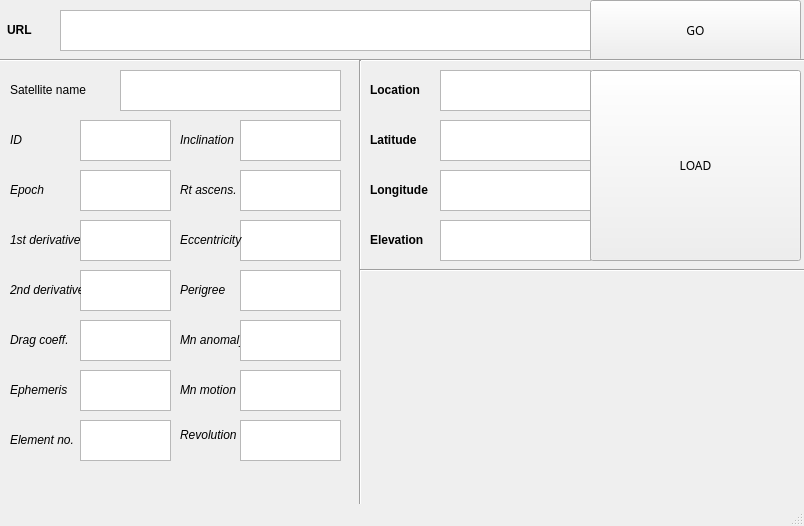
KingsleyOteng/orbitaldynamics-gui, file mainwindow.ui: the form before one commit.
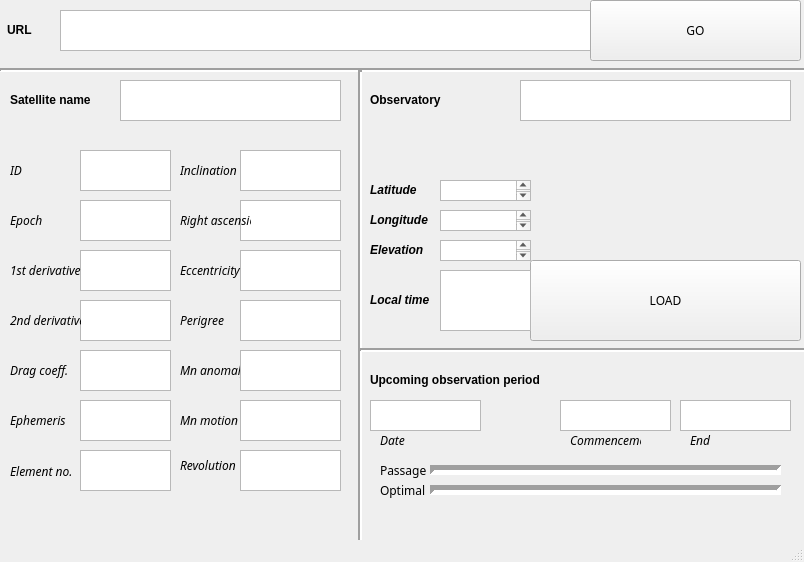
The form after the commit.

```diff
--- a/mainwindow.ui
+++ b/mainwindow.ui
@@ -7,7 +7,7 @@
     <x>0</x>
     <y>0</y>
     <width>804</width>
-    <height>526</height>
+    <height>562</height>
    </rect>
   </property>
   <property name="windowTitle">
@@ -73,14 +73,16 @@
     <property name="geometry">
      <rect>
       <x>10</x>
-      <y>80</y>
+      <y>90</y>
       <width>91</width>
       <height>20</height>
      </rect>
     </property>
     <property name="font">
      <font>
+      <weight>75</weight>
       <italic>false</italic>
+      <bold>true</bold>
      </font>
     </property>
     <property name="text">
@@ -91,7 +93,7 @@
     <property name="geometry">
      <rect>
       <x>240</x>
-      <y>270</y>
+      <y>300</y>
       <width>101</width>
       <height>41</height>
      </rect>
@@ -101,13 +103,14 @@
     <property name="geometry">
      <rect>
       <x>10</x>
-      <y>130</y>
+      <y>160</y>
       <width>71</width>
       <height>20</height>
      </rect>
     </property>
     <property name="font">
      <font>
+      <family>Songti TC</family>
       <pointsize>9</pointsize>
       <italic>true</italic>
      </font>
@@ -120,7 +123,7 @@
     <property name="geometry">
      <rect>
       <x>80</x>
-      <y>120</y>
+      <y>150</y>
       <width>91</width>
       <height>41</height>
      </rect>
@@ -130,7 +133,7 @@
     <property name="geometry">
      <rect>
       <x>80</x>
-      <y>170</y>
+      <y>200</y>
       <width>91</width>
       <height>41</height>
      </rect>
@@ -140,13 +143,14 @@
     <property name="geometry">
      <rect>
       <x>10</x>
-      <y>180</y>
+      <y>210</y>
       <width>71</width>
       <height>20</height>
      </rect>
     </property>
     <property name="font">
      <font>
+      <family>Songti TC</family>
       <pointsize>9</pointsize>
       <italic>true</italic>
      </font>
@@ -159,7 +163,7 @@
     <property name="geometry">
      <rect>
       <x>80</x>
-      <y>220</y>
+      <y>250</y>
       <width>91</width>
       <height>41</height>
      </rect>
@@ -169,13 +173,14 @@
     <property name="geometry">
      <rect>
       <x>10</x>
-      <y>230</y>
+      <y>260</y>
       <width>71</width>
       <height>20</height>
      </rect>
     </property>
     <property name="font">
      <font>
+      <family>Songti TC</family>
       <pointsize>9</pointsize>
       <italic>true</italic>
      </font>
@@ -188,7 +193,7 @@
     <property name="geometry">
      <rect>
       <x>80</x>
-      <y>270</y>
+      <y>300</y>
       <width>91</width>
       <height>41</height>
      </rect>
@@ -198,13 +203,14 @@
     <property name="geometry">
      <rect>
       <x>10</x>
-      <y>280</y>
+      <y>310</y>
       <width>71</width>
       <height>20</height>
      </rect>
     </property>
     <property name="font">
      <font>
+      <family>Songti SC</family>
       <pointsize>9</pointsize>
       <italic>true</italic>
      </font>
@@ -217,7 +223,7 @@
     <property name="geometry">
      <rect>
       <x>80</x>
-      <y>320</y>
+      <y>350</y>
       <width>91</width>
       <height>41</height>
      </rect>
@@ -227,13 +233,14 @@
     <property name="geometry">
      <rect>
       <x>10</x>
-      <y>330</y>
+      <y>360</y>
       <width>71</width>
       <height>20</height>
      </rect>
     </property>
     <property name="font">
      <font>
+      <family>Songti TC</family>
       <pointsize>9</pointsize>
       <italic>true</italic>
      </font>
@@ -246,7 +253,7 @@
     <property name="geometry">
      <rect>
       <x>80</x>
-      <y>370</y>
+      <y>400</y>
       <width>91</width>
       <height>41</height>
      </rect>
@@ -256,13 +263,14 @@
     <property name="geometry">
      <rect>
       <x>10</x>
-      <y>380</y>
+      <y>410</y>
       <width>71</width>
       <height>20</height>
      </rect>
     </property>
     <property name="font">
      <font>
+      <family>Songti TC</family>
       <pointsize>9</pointsize>
       <italic>true</italic>
      </font>
@@ -275,7 +283,7 @@
     <property name="geometry">
      <rect>
       <x>80</x>
-      <y>420</y>
+      <y>450</y>
       <width>91</width>
       <height>41</height>
      </rect>
@@ -285,13 +293,14 @@
     <property name="geometry">
      <rect>
       <x>10</x>
-      <y>430</y>
+      <y>461</y>
       <width>71</width>
       <height>20</height>
      </rect>
     </property>
     <property name="font">
      <font>
+      <family>Songti TC</family>
       <pointsize>9</pointsize>
       <italic>true</italic>
      </font>
@@ -304,11 +313,14 @@
     <property name="geometry">
      <rect>
       <x>0</x>
-      <y>50</y>
+      <y>60</y>
       <width>831</width>
       <height>20</height>
      </rect>
     </property>
+    <property name="lineWidth">
+     <number>2</number>
+    </property>
     <property name="orientation">
      <enum>Qt::Horizontal</enum>
     </property>
@@ -317,7 +329,7 @@
     <property name="geometry">
      <rect>
       <x>120</x>
-      <y>70</y>
+      <y>80</y>
       <width>221</width>
       <height>41</height>
      </rect>
@@ -327,7 +339,7 @@
     <property name="geometry">
      <rect>
       <x>240</x>
-      <y>120</y>
+      <y>150</y>
       <width>101</width>
       <height>41</height>
      </rect>
@@ -337,13 +349,14 @@
     <property name="geometry">
      <rect>
       <x>180</x>
-      <y>130</y>
+      <y>160</y>
       <width>71</width>
       <height>20</height>
      </rect>
     </property>
     <property name="font">
      <font>
+      <family>Songti TC</family>
       <pointsize>9</pointsize>
       <italic>true</italic>
      </font>
@@ -356,7 +369,7 @@
     <property name="geometry">
      <rect>
       <x>240</x>
-      <y>170</y>
+      <y>200</y>
       <width>101</width>
       <height>41</height>
      </rect>
@@ -366,26 +379,27 @@
     <property name="geometry">
      <rect>
       <x>180</x>
-      <y>180</y>
+      <y>210</y>
       <width>71</width>
       <height>20</height>
      </rect>
     </property>
     <property name="font">
      <font>
+      <family>Songti TC</family>
       <pointsize>9</pointsize>
       <italic>true</italic>
      </font>
     </property>
     <property name="text">
-     <string>Rt ascens.</string>
+     <string>Right ascension</string>
     </property>
    </widget>
    <widget class="QTextEdit" name="eccentricity_box">
     <property name="geometry">
      <rect>
       <x>240</x>
-      <y>220</y>
+      <y>250</y>
       <width>101</width>
       <height>41</height>
      </rect>
@@ -395,13 +409,14 @@
     <property name="geometry">
      <rect>
       <x>180</x>
-      <y>230</y>
+      <y>260</y>
       <width>71</width>
       <height>20</height>
      </rect>
     </property>
     <property name="font">
      <font>
+      <family>Songti TC</family>
       <pointsize>9</pointsize>
       <italic>true</italic>
      </font>
@@ -414,78 +429,32 @@
     <property name="geometry">
      <rect>
       <x>350</x>
-      <y>60</y>
+      <y>70</y>
       <width>20</width>
-      <height>491</height>
+      <height>481</height>
      </rect>
     </property>
+    <property name="lineWidth">
+     <number>2</number>
+    </property>
     <property name="orientation">
      <enum>Qt::Vertical</enum>
     </property>
    </widget>
-   <widget class="QTextEdit" name="location_box">
-    <property name="geometry">
-     <rect>
-      <x>440</x>
-      <y>70</y>
-      <width>151</width>
-      <height>41</height>
-     </rect>
-    </property>
-   </widget>
-   <widget class="QTextEdit" name="latitude_box">
-    <property name="geometry">
-     <rect>
-      <x>440</x>
-      <y>120</y>
-      <width>151</width>
-      <height>41</height>
-     </rect>
-    </property>
-   </widget>
-   <widget class="QTextEdit" name="longitude_box">
-    <property name="geometry">
-     <rect>
-      <x>440</x>
-      <y>170</y>
-      <width>151</width>
-      <height>41</height>
-     </rect>
-    </property>
-   </widget>
-   <widget class="QLabel" name="label_15">
-    <property name="geometry">
-     <rect>
-      <x>370</x>
-      <y>80</y>
-      <width>71</width>
-      <height>20</height>
-     </rect>
-    </property>
-    <property name="font">
-     <font>
-      <pointsize>9</pointsize>
-      <weight>75</weight>
-      <bold>true</bold>
-     </font>
-    </property>
-    <property name="text">
-     <string>Location</string>
-    </property>
-   </widget>
    <widget class="QLabel" name="label_16">
     <property name="geometry">
      <rect>
       <x>370</x>
-      <y>130</y>
+      <y>180</y>
       <width>71</width>
-      <height>20</height>
+      <height>19</height>
      </rect>
     </property>
     <property name="font">
      <font>
       <pointsize>9</pointsize>
       <weight>75</weight>
+      <italic>true</italic>
       <bold>true</bold>
      </font>
     </property>
@@ -497,15 +466,16 @@
     <property name="geometry">
      <rect>
       <x>370</x>
-      <y>180</y>
+      <y>210</y>
       <width>71</width>
-      <height>20</height>
+      <height>19</height>
      </rect>
     </property>
     <property name="font">
      <font>
       <pointsize>9</pointsize>
       <weight>75</weight>
+      <italic>true</italic>
       <bold>true</bold>
      </font>
     </property>
@@ -517,11 +487,14 @@
     <property name="geometry">
      <rect>
       <x>360</x>
-      <y>260</y>
+      <y>290</y>
       <width>451</width>
-      <height>20</height>
+      <height>121</height>
      </rect>
     </property>
+    <property name="lineWidth">
+     <number>2</number>
+    </property>
     <property name="orientation">
      <enum>Qt::Horizontal</enum>
     </property>
@@ -530,13 +503,14 @@
     <property name="geometry">
      <rect>
       <x>180</x>
-      <y>280</y>
+      <y>310</y>
       <width>71</width>
       <height>20</height>
      </rect>
     </property>
     <property name="font">
      <font>
+      <family>Songti TC</family>
       <pointsize>9</pointsize>
       <italic>true</italic>
      </font>
@@ -549,13 +523,14 @@
     <property name="geometry">
      <rect>
       <x>180</x>
-      <y>330</y>
+      <y>360</y>
       <width>71</width>
       <height>20</height>
      </rect>
     </property>
     <property name="font">
      <font>
+      <family>Songti TC</family>
       <pointsize>9</pointsize>
       <italic>true</italic>
      </font>
@@ -568,7 +543,7 @@
     <property name="geometry">
      <rect>
       <x>240</x>
-      <y>320</y>
+      <y>350</y>
       <width>101</width>
       <height>41</height>
      </rect>
@@ -578,13 +553,14 @@
     <property name="geometry">
      <rect>
       <x>180</x>
-      <y>380</y>
+      <y>410</y>
       <width>71</width>
       <height>20</height>
      </rect>
     </property>
     <property name="font">
      <font>
+      <family>Songti TC</family>
       <pointsize>9</pointsize>
       <italic>true</italic>
      </font>
@@ -597,7 +573,7 @@
     <property name="geometry">
      <rect>
       <x>240</x>
-      <y>370</y>
+      <y>400</y>
       <width>101</width>
       <height>41</height>
      </rect>
@@ -607,7 +583,7 @@
     <property name="geometry">
      <rect>
       <x>240</x>
-      <y>420</y>
+      <y>450</y>
       <width>101</width>
       <height>41</height>
      </rect>
@@ -617,13 +593,14 @@
     <property name="geometry">
      <rect>
       <x>180</x>
-      <y>419</y>
+      <y>450</y>
       <width>61</width>
       <height>31</height>
      </rect>
     </property>
     <property name="font">
      <font>
+      <family>Songti TC</family>
       <pointsize>9</pointsize>
       <italic>true</italic>
      </font>
@@ -632,29 +609,20 @@
      <string>Revolution</string>
     </property>
    </widget>
-   <widget class="QTextEdit" name="elevation_box">
-    <property name="geometry">
-     <rect>
-      <x>440</x>
-      <y>220</y>
-      <width>151</width>
-      <height>41</height>
-     </rect>
-    </property>
-   </widget>
    <widget class="QLabel" name="label_22">
     <property name="geometry">
      <rect>
       <x>370</x>
-      <y>230</y>
+      <y>240</y>
       <width>71</width>
-      <height>20</height>
+      <height>19</height>
      </rect>
     </property>
     <property name="font">
      <font>
       <pointsize>9</pointsize>
       <weight>75</weight>
+      <italic>true</italic>
       <bold>true</bold>
      </font>
     </property>
@@ -665,10 +633,10 @@
    <widget class="QPushButton" name="pushButton_2">
     <property name="geometry">
      <rect>
-      <x>590</x>
-      <y>70</y>
-      <width>211</width>
-      <height>191</height>
+      <x>530</x>
+      <y>260</y>
+      <width>271</width>
+      <height>81</height>
      </rect>
     </property>
     <property name="font">
@@ -680,6 +648,289 @@
      <string>LOAD</string>
     </property>
    </widget>
+   <widget class="QLabel" name="Satellite_name_label_2">
+    <property name="geometry">
+     <rect>
+      <x>370</x>
+      <y>370</y>
+      <width>261</width>
+      <height>20</height>
+     </rect>
+    </property>
+    <property name="font">
+     <font>
+      <weight>75</weight>
+      <italic>false</italic>
+      <bold>true</bold>
+     </font>
+    </property>
+    <property name="text">
+     <string>Upcoming observation period</string>
+    </property>
+   </widget>
+   <widget class="QLabel" name="label_23">
+    <property name="geometry">
+     <rect>
+      <x>370</x>
+      <y>290</y>
+      <width>71</width>
+      <height>19</height>
+     </rect>
+    </property>
+    <property name="font">
+     <font>
+      <pointsize>9</pointsize>
+      <weight>75</weight>
+      <italic>true</italic>
+      <bold>true</bold>
+     </font>
+    </property>
+    <property name="text">
+     <string>Local time</string>
+    </property>
+   </widget>
+   <widget class="QTextEdit" name="elevation_box_3">
+    <property name="geometry">
+     <rect>
+      <x>370</x>
+      <y>400</y>
+      <width>111</width>
+      <height>31</height>
+     </rect>
+    </property>
+   </widget>
+   <widget class="QTextEdit" name="elevation_box_4">
+    <property name="geometry">
+     <rect>
+      <x>560</x>
+      <y>400</y>
+      <width>111</width>
+      <height>31</height>
+     </rect>
+    </property>
+   </widget>
+   <widget class="QTextEdit" name="elevation_box_5">
+    <property name="geometry">
+     <rect>
+      <x>680</x>
+      <y>400</y>
+      <width>111</width>
+      <height>31</height>
+     </rect>
+    </property>
+   </widget>
+   <widget class="QLabel" name="Satellite_name_label_3">
+    <property name="geometry">
+     <rect>
+      <x>370</x>
+      <y>90</y>
+      <width>261</width>
+      <height>20</height>
+     </rect>
+    </property>
+    <property name="font">
+     <font>
+      <weight>75</weight>
+      <italic>false</italic>
+      <bold>true</bold>
+     </font>
+    </property>
+    <property name="text">
+     <string>Observatory</string>
+    </property>
+   </widget>
+   <widget class="Line" name="line_4">
+    <property name="geometry">
+     <rect>
+      <x>430</x>
+      <y>460</y>
+      <width>351</width>
+      <height>20</height>
+     </rect>
+    </property>
+    <property name="font">
+     <font>
+      <pointsize>50</pointsize>
+     </font>
+    </property>
+    <property name="lineWidth">
+     <number>5</number>
+    </property>
+    <property name="orientation">
+     <enum>Qt::Horizontal</enum>
+    </property>
+   </widget>
+   <widget class="QLabel" name="label_24">
+    <property name="geometry">
+     <rect>
+      <x>570</x>
+      <y>430</y>
+      <width>71</width>
+      <height>20</height>
+     </rect>
+    </property>
+    <property name="font">
+     <font>
+      <family>Songti TC</family>
+      <pointsize>9</pointsize>
+      <italic>true</italic>
+     </font>
+    </property>
+    <property name="text">
+     <string>Commencement</string>
+    </property>
+   </widget>
+   <widget class="QLabel" name="label_25">
+    <property name="geometry">
+     <rect>
+      <x>690</x>
+      <y>430</y>
+      <width>71</width>
+      <height>20</height>
+     </rect>
+    </property>
+    <property name="font">
+     <font>
+      <family>Songti TC</family>
+      <pointsize>9</pointsize>
+      <italic>true</italic>
+     </font>
+    </property>
+    <property name="text">
+     <string>End</string>
+    </property>
+   </widget>
+   <widget class="QLabel" name="label_26">
+    <property name="geometry">
+     <rect>
+      <x>380</x>
+      <y>430</y>
+      <width>71</width>
+      <height>20</height>
+     </rect>
+    </property>
+    <property name="font">
+     <font>
+      <family>Songti TC</family>
+      <pointsize>9</pointsize>
+      <italic>true</italic>
+     </font>
+    </property>
+    <property name="text">
+     <string>Date</string>
+    </property>
+   </widget>
+   <widget class="Line" name="line_5">
+    <property name="geometry">
+     <rect>
+      <x>430</x>
+      <y>480</y>
+      <width>351</width>
+      <height>20</height>
+     </rect>
+    </property>
+    <property name="font">
+     <font>
+      <pointsize>50</pointsize>
+     </font>
+    </property>
+    <property name="lineWidth">
+     <number>5</number>
+    </property>
+    <property name="orientation">
+     <enum>Qt::Horizontal</enum>
+    </property>
+   </widget>
+   <widget class="QLabel" name="label_27">
+    <property name="geometry">
+     <rect>
+      <x>380</x>
+      <y>460</y>
+      <width>71</width>
+      <height>20</height>
+     </rect>
+    </property>
+    <property name="font">
+     <font>
+      <family>Songti TC</family>
+      <pointsize>9</pointsize>
+      <italic>false</italic>
+     </font>
+    </property>
+    <property name="text">
+     <string>Passage</string>
+    </property>
+   </widget>
+   <widget class="QLabel" name="label_28">
+    <property name="geometry">
+     <rect>
+      <x>380</x>
+      <y>480</y>
+      <width>71</width>
+      <height>20</height>
+     </rect>
+    </property>
+    <property name="font">
+     <font>
+      <family>Songti TC</family>
+      <pointsize>9</pointsize>
+      <italic>false</italic>
+     </font>
+    </property>
+    <property name="text">
+     <string>Optimal</string>
+    </property>
+   </widget>
+   <widget class="QTextEdit" name="location_box_2">
+    <property name="geometry">
+     <rect>
+      <x>440</x>
+      <y>180</y>
+      <width>91</width>
+      <height>21</height>
+     </rect>
+    </property>
+   </widget>
+   <widget class="QTextEdit" name="location_box_3">
+    <property name="geometry">
+     <rect>
+      <x>440</x>
+      <y>210</y>
+      <width>91</width>
+      <height>21</height>
+     </rect>
+    </property>
+   </widget>
+   <widget class="QTextEdit" name="location_box_4">
+    <property name="geometry">
+     <rect>
+      <x>440</x>
+      <y>240</y>
+      <width>91</width>
+      <height>21</height>
+     </rect>
+    </property>
+   </widget>
+   <widget class="QTextEdit" name="location_box_5">
+    <property name="geometry">
+     <rect>
+      <x>520</x>
+      <y>80</y>
+      <width>271</width>
+      <height>41</height>
+     </rect>
+    </property>
+   </widget>
+   <widget class="QTextEdit" name="location_box_6">
+    <property name="geometry">
+     <rect>
+      <x>440</x>
+      <y>270</y>
+      <width>91</width>
+      <height>61</height>
+     </rect>
+    </property>
+   </widget>
   </widget>
   <widget class="QMenuBar" name="menubar">
    <property name="geometry">
```
